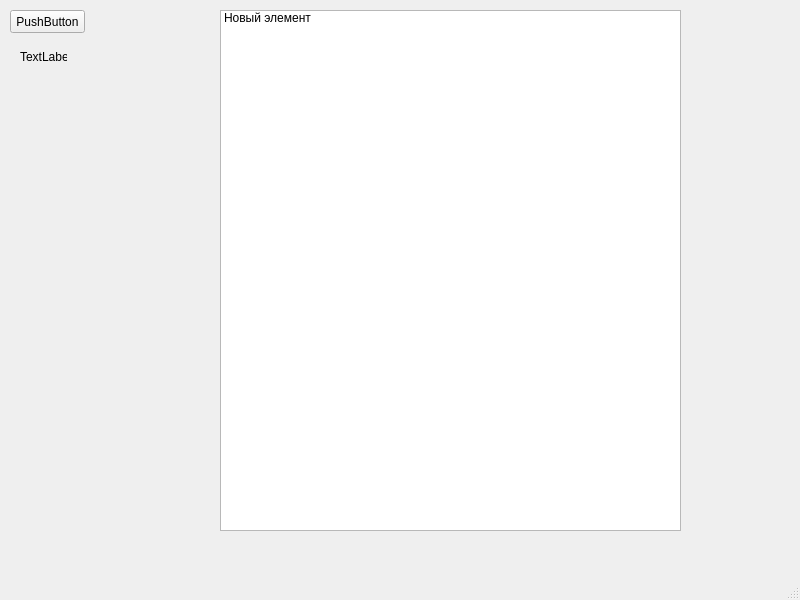
Old version of the form mainwindow.ui in the repository ruslans-s/avtomati_v2.
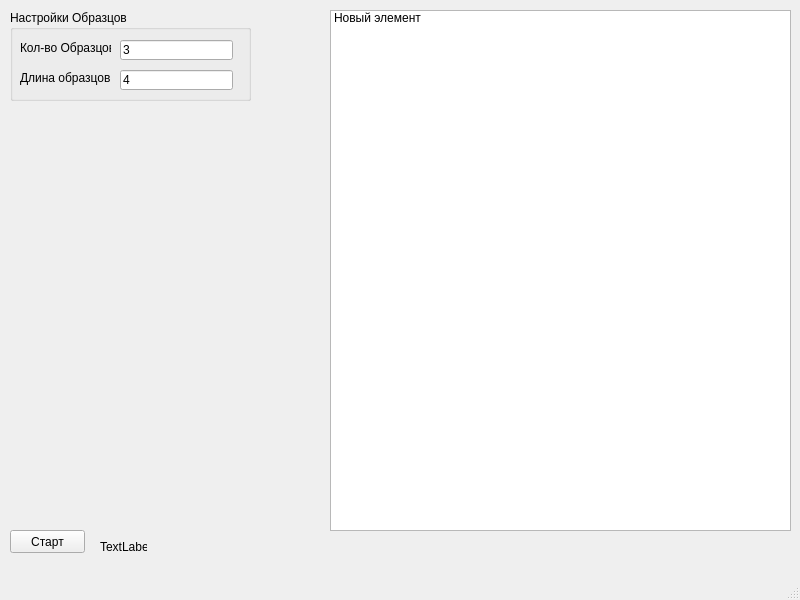
New version of the form.

Patch:
```diff
--- a/mainwindow.ui
+++ b/mainwindow.ui
@@ -18,20 +18,20 @@
     <property name="geometry">
      <rect>
       <x>10</x>
-      <y>10</y>
+      <y>530</y>
       <width>75</width>
       <height>23</height>
      </rect>
     </property>
     <property name="text">
-     <string>PushButton</string>
+     <string>Старт</string>
     </property>
    </widget>
    <widget class="QLabel" name="label">
     <property name="geometry">
      <rect>
-      <x>20</x>
-      <y>50</y>
+      <x>100</x>
+      <y>540</y>
       <width>47</width>
       <height>13</height>
      </rect>
@@ -43,7 +43,7 @@
    <widget class="QListWidget" name="vivod">
     <property name="geometry">
      <rect>
-      <x>220</x>
+      <x>330</x>
       <y>10</y>
       <width>461</width>
       <height>521</height>
@@ -55,6 +55,71 @@
      </property>
     </item>
    </widget>
+   <widget class="QGroupBox" name="groupBox">
+    <property name="geometry">
+     <rect>
+      <x>10</x>
+      <y>10</y>
+      <width>241</width>
+      <height>91</height>
+     </rect>
+    </property>
+    <property name="title">
+     <string>Настройки Образцов</string>
+    </property>
+    <widget class="QLineEdit" name="lineEdit">
+     <property name="geometry">
+      <rect>
+       <x>110</x>
+       <y>30</y>
+       <width>113</width>
+       <height>20</height>
+      </rect>
+     </property>
+     <property name="text">
+      <string>3</string>
+     </property>
+    </widget>
+    <widget class="QLineEdit" name="lineEdit_2">
+     <property name="geometry">
+      <rect>
+       <x>110</x>
+       <y>60</y>
+       <width>113</width>
+       <height>20</height>
+      </rect>
+     </property>
+     <property name="text">
+      <string>4</string>
+     </property>
+    </widget>
+    <widget class="QLabel" name="label_2">
+     <property name="geometry">
+      <rect>
+       <x>10</x>
+       <y>30</y>
+       <width>91</width>
+       <height>16</height>
+      </rect>
+     </property>
+     <property name="text">
+      <string>Кол-во Образцов</string>
+     </property>
+    </widget>
+    <widget class="QLabel" name="label_3">
+     <property name="geometry">
+      <rect>
+       <x>10</x>
+       <y>60</y>
+       <width>91</width>
+       <height>16</height>
+      </rect>
+     </property>
+     <property name="text">
+      <string>Длина образцов</string>
+     </property>
+    </widget>
+   </widget>
   </widget>
   <widget class="QMenuBar" name="menubar">
    <property name="geometry">
```
